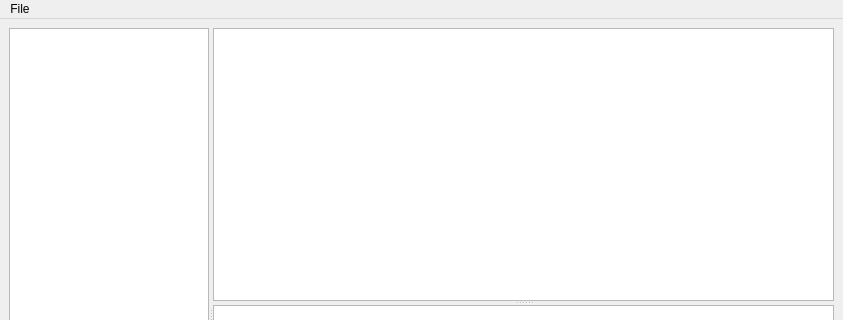
The window that Libretro/mgba/src/platform/qt/scripting/ScriptingView.ui (kiddreads/Avalon-copy2) describes before a commit, drawn with Qt 5; both pictures show x 0 to 843 and y 0 to 320 of the 843 by 637 pixel window.
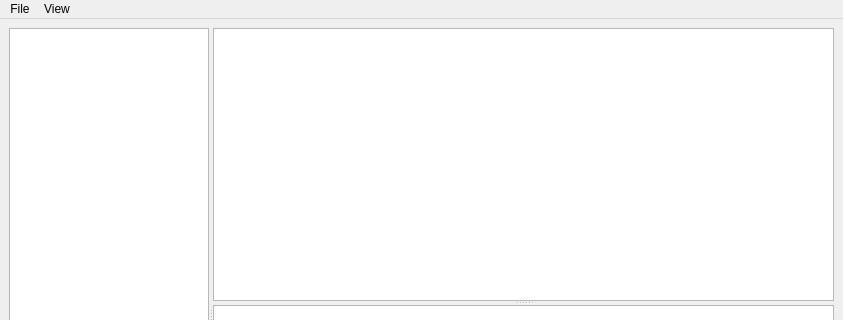
The same window after the commit. Custom widgets are drawn as their Qt base class.

Commit message: Qt: Add "clear console" menu item for the scripting view

What changed in the file:
```diff
--- a/Libretro/mgba/src/platform/qt/scripting/ScriptingView.ui
+++ b/Libretro/mgba/src/platform/qt/scripting/ScriptingView.ui
@@ -103,7 +103,14 @@
     <addaction name="reset"/>
     <addaction name="editAutorunScripts"/>
    </widget>
+   <widget class="QMenu" name="menuView">
+    <property name="title">
+     <string>View</string>
+    </property>
+    <addaction name="clearConsoleAction"/>
+   </widget>
    <addaction name="menuFile"/>
+   <addaction name="menuView"/>
   </widget>
   <widget class="QStatusBar" name="statusbar"/>
   <action name="load">
```
Left out of the diff: 44 changed lines with no effect on the pictures. The commit also changes 1 other file.
